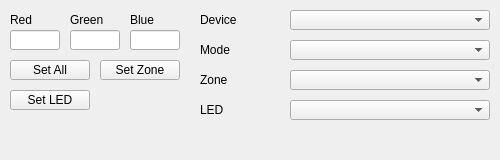
First picture: the form in OpenAuraSDK/openaurasdk.ui, repository CalcProgrammer1/OpenRGB, before the edit.
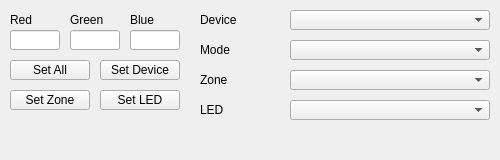
Second picture: the form after the edit.

Commit message: Update Linux GUI to match changes to Windows one

The edit to the form file:
```diff
--- a/OpenAuraSDK/openaurasdk.ui
+++ b/OpenAuraSDK/openaurasdk.ui
@@ -30,8 +30,8 @@
    <widget class="QPushButton" name="ButtonSetZone">
     <property name="geometry">
      <rect>
-      <x>100</x>
-      <y>60</y>
+      <x>10</x>
+      <y>90</y>
       <width>80</width>
       <height>20</height>
      </rect>
@@ -204,7 +204,7 @@
    <widget class="QPushButton" name="ButtonSetLED">
     <property name="geometry">
      <rect>
-      <x>10</x>
+      <x>100</x>
       <y>90</y>
       <width>80</width>
       <height>20</height>
@@ -214,6 +214,19 @@
      <string>Set LED</string>
     </property>
    </widget>
+   <widget class="QPushButton" name="ButtonSetDevice">
+    <property name="geometry">
+     <rect>
+      <x>100</x>
+      <y>60</y>
+      <width>80</width>
+      <height>20</height>
+     </rect>
+    </property>
+    <property name="text">
+     <string>Set Device</string>
+    </property>
+   </widget>
   </widget>
  </widget>
  <resources/>
```
The commit also changes 2 other files.
